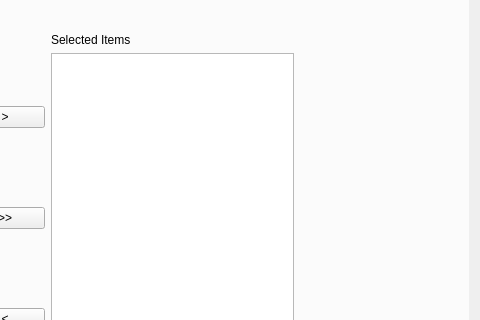
Qt form src/libs/recorder/ui/studyconfigurationdialog.ui (mannd/epsimulator) before a commit; both pictures show x 639 to 1119 and y 84 to 404 of the 1119 by 843 pixel window.
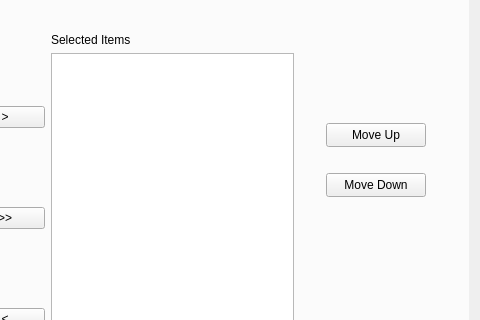
The same form after that commit. Icons and pictures are not drawn.

Commit message: added up and down item movement in Protocol List page of Study Configuration dialog

Patch:
```diff
--- a/src/libs/recorder/ui/studyconfigurationdialog.ui
+++ b/src/libs/recorder/ui/studyconfigurationdialog.ui
@@ -753,6 +753,46 @@
           </item>
          </layout>
         </widget>
+        <widget class="QPushButton" name="moveUpButton">
+         <property name="geometry">
+          <rect>
+           <x>690</x>
+           <y>160</y>
+           <width>100</width>
+           <height>24</height>
+          </rect>
+         </property>
+         <property name="toolTip">
+          <string>Move selected item up the list</string>
+         </property>
+         <property name="text">
+          <string>Move Up</string>
+         </property>
+         <property name="icon">
+          <iconset resource="../../../resources/resources.qrc">
+           <normaloff>:/images/h32-uparrow.png</normaloff>:/images/h32-uparrow.png</iconset>
+         </property>
+        </widget>
+        <widget class="QPushButton" name="moveDownButton">
+         <property name="geometry">
+          <rect>
+           <x>690</x>
+           <y>210</y>
+           <width>100</width>
+           <height>24</height>
+          </rect>
+         </property>
+         <property name="toolTip">
+          <string>Move selected item down the list</string>
+         </property>
+         <property name="text">
+          <string>Move Down</string>
+         </property>
+         <property name="icon">
+          <iconset resource="../../../resources/resources.qrc">
+           <normaloff>:/images/h32-downarrow.png</normaloff>:/images/h32-downarrow.png</iconset>
+         </property>
+        </widget>
        </widget>
       </widget>
      </widget>
```
Left out of the diff: 12 changed lines with no effect on the pictures. The commit also changes 2 other files.
